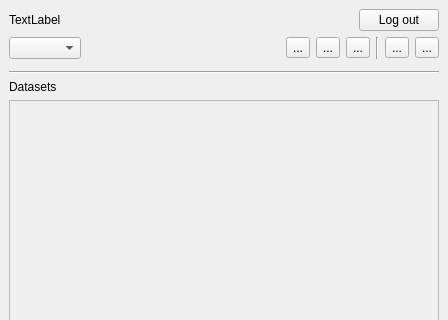
koordinates/koordinates-qgis-plugin, file koordinatesexplorer/ui/koordinatesexplorer.ui: the form before one commit; both pictures show x 0 to 448 and y 0 to 320 of the 448 by 830 pixel window.
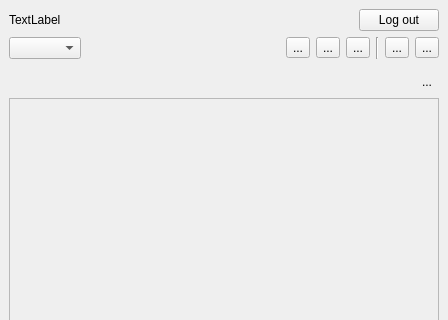
The form after the commit.

Commit message: Add sort order switching

What changed in the file:
```diff
--- a/koordinatesexplorer/ui/koordinatesexplorer.ui
+++ b/koordinatesexplorer/ui/koordinatesexplorer.ui
@@ -232,18 +232,43 @@
          <widget class="QWidget" name="filter_frame" native="true"/>
         </item>
         <item>
-         <widget class="Line" name="line_4">
+         <layout class="QHBoxLayout" name="horizontalLayout">
+          <property name="bottomMargin">
+           <number>0</number>
+          </property>
+          <item>
+           <spacer name="horizontalSpacer_4">
           <property name="orientation">
            <enum>Qt::Horizontal</enum>
           </property>
-         </widget>
+            <property name="sizeHint" stdset="0">
+             <size>
+              <width>40</width>
+              <height>20</height>
+             </size>
+            </property>
+           </spacer>
         </item>
         <item>
-         <widget class="QLabel" name="label_7">
+           <widget class="QToolButton" name="button_sort_order">
           <property name="text">
-           <string>Datasets</string>
-          </property>
-         </widget>
+             <string>...</string>
+            </property>
+            <property name="popupMode">
+             <enum>QToolButton::InstantPopup</enum>
+            </property>
+            <property name="toolButtonStyle">
+             <enum>Qt::ToolButtonTextOnly</enum>
+            </property>
+            <property name="autoRaise">
+             <bool>true</bool>
+            </property>
+            <property name="arrowType">
+             <enum>Qt::DownArrow</enum>
+            </property>
+           </widget>
+          </item>
+         </layout>
         </item>
         <item>
          <widget class="QFrame" name="browserFrame">
```
Lines whose indentation alone changed are shown as unchanged. The commit also changes 2 other files.
